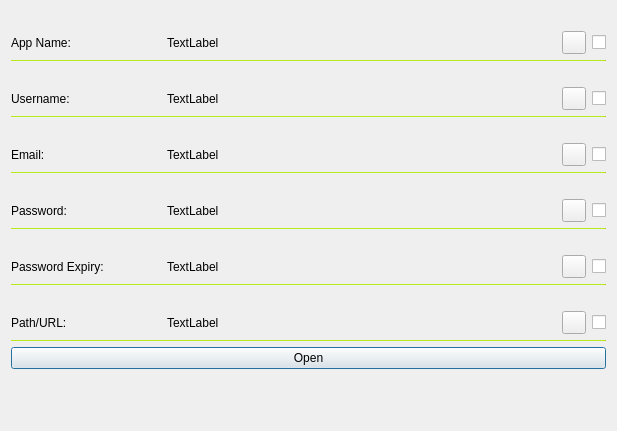
The window that designs/xml/app_vault_view_window.ui (daniel-deru/WorkMate-3.0) describes before a commit, drawn with Qt 5.
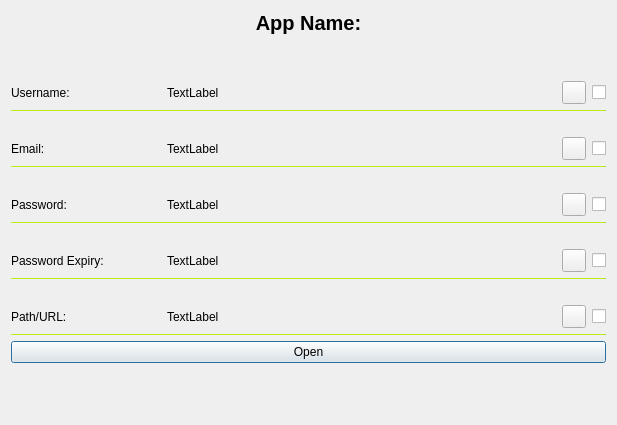
The same window after the commit.

What changed in the file:
```diff
--- a/designs/xml/app_vault_view_window.ui
+++ b/designs/xml/app_vault_view_window.ui
@@ -7,7 +7,7 @@
     <x>0</x>
     <y>0</y>
     <width>617</width>
-    <height>431</height>
+    <height>425</height>
    </rect>
   </property>
   <property name="windowTitle">
@@ -17,6 +17,9 @@
    <item>
     <layout class="QHBoxLayout" name="horizontalLayout">
      <property name="topMargin">
+      <number>0</number>
+     </property>
+     <property name="bottomMargin">
       <number>20</number>
      </property>
      <item>
@@ -27,78 +30,20 @@
          <height>0</height>
         </size>
        </property>
+       <property name="styleSheet">
+        <string notr="true">font-size: 20px;
+font-weight: bold;</string>
+       </property>
        <property name="text">
         <string>App Name:</string>
        </property>
-      </widget>
-     </item>
-     <item>
-      <widget class="QLabel" name="lbl_name">
-       <property name="text">
-        <string>TextLabel</string>
-       </property>
-      </widget>
-     </item>
-     <item>
-      <spacer name="horizontalSpacer">
-       <property name="orientation">
-        <enum>Qt::Horizontal</enum>
-       </property>
-       <property name="sizeHint" stdset="0">
-        <size>
-         <width>40</width>
-         <height>20</height>
-        </size>
-       </property>
-      </spacer>
-     </item>
-     <item>
-      <widget class="QToolButton" name="tbtn_name">
-       <property name="cursor">
-        <cursorShape>PointingHandCursor</cursorShape>
-       </property>
-       <property name="text">
-        <string/>
-       </property>
-      </widget>
-     </item>
-     <item>
-      <widget class="QCheckBox" name="chk_name">
-       <property name="cursor">
-        <cursorShape>PointingHandCursor</cursorShape>
-       </property>
-       <property name="text">
-        <string/>
+       <property name="alignment">
+        <set>Qt::AlignCenter</set>
        </property>
       </widget>
      </item>
     </layout>
    </item>
-   <item>
-    <widget class="QFrame" name="frame">
-     <property name="minimumSize">
-      <size>
-       <width>0</width>
-       <height>1</height>
-      </size>
-     </property>
-     <property name="maximumSize">
-      <size>
-       <width>16777215</width>
-       <height>1</height>
-      </size>
-     </property>
-     <property name="styleSheet">
-      <string notr="true">background: #9ecd16;</string>
-     </property>
-     <property name="frameShape">
-      <enum>QFrame::HLine</enum>
-     </property>
-     <property name="frameShadow">
-      <enum>QFrame::Sunken</enum>
-     </property>
-    </widget>
-   </item>
    <item>
     <layout class="QHBoxLayout" name="horizontalLayout_2">
      <property name="topMargin">
```
